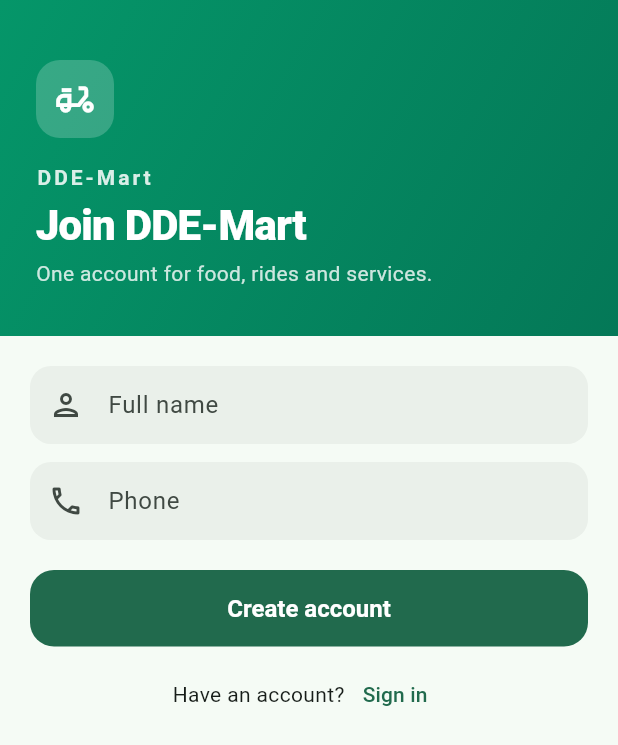
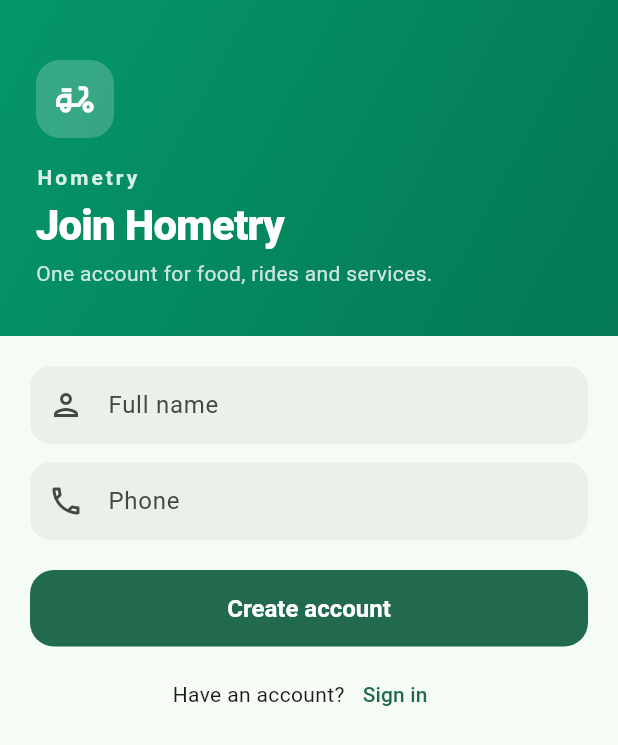
Before and after one commit to ddlist/DDE-MART-Customer-app, a Flutter app: the RegisterScreen screen opened by its route, on a phone screen of 412 x 824 dp. Shown: the top 745 px of the screen. Run offline on Flutter 3.47's test engine with Material 3 defaults, Android fonts, the phone set to English and light mode, and no system bars; our stand-ins replace dio, firebase_core, firebase_messaging, flutter_local_notifications, flutter_riverpod, flutter_secure_storage and 4 more; accounts and stored records are empty; network calls fail.

Commit message:
hometry rebrand + live API default + release signing

```diff
--- a/lib/core/config.dart
+++ b/lib/core/config.dart
@@ -8,11 +8,11 @@
 class AppConfig {
   static const apiBaseUrl = String.fromEnvironment(
     'API_BASE_URL',
-    defaultValue: 'http://dde-mart-admin.test/api/v1',
+    defaultValue: 'https://admin.hometry.in/api/v1',
   );
 
   /// Audience checked against GET /app-config min_versions.
   static const audience = 'customer';
 
-  static const appName = 'DDE-Mart';
+  static const appName = 'Hometry';
 }
--- a/lib/core/push.dart
+++ b/lib/core/push.dart
@@ -67,7 +67,7 @@ class PushService {
 
     const channel = AndroidNotificationChannel(
       'dde_customer',
-      'DDE-Mart updates',
+      'Hometry updates',
       importance: Importance.high,
     );
     final local = FlutterLocalNotificationsPlugin();
--- a/lib/features/account/profile_screen.dart
+++ b/lib/features/account/profile_screen.dart
@@ -145,7 +145,7 @@ class _ProfileScreenState extends ConsumerState<ProfileScreen> {
   Future<void> _shareApp() async {
     await Clipboard.setData(const ClipboardData(
         text:
-            'Order food, parcels, rides and services on DDE-Mart: https://play.google.com/store/apps/details?id=com.ddemart.dde_customer'));
+            'Order food, parcels, rides and services on Hometry: https://play.google.com/store/apps/details?id=com.ddemart.dde_customer'));
     if (mounted) {
       ScaffoldMessenger.of(context).showSnackBar(
         const SnackBar(content: Text('App link copied.')),
--- a/lib/features/auth/account_screens.dart
+++ b/lib/features/auth/account_screens.dart
@@ -55,7 +55,7 @@ class _RegisterScreenState extends ConsumerState<RegisterScreen> {
           padding: EdgeInsets.zero,
           children: [
             const AuthHeader(
-              title: 'Join DDE-Mart',
+              title: 'Join Hometry',
               subtitle: 'One account for food, rides and services.',
             ),
             Padding(
--- a/lib/features/auth/auth_chrome.dart
+++ b/lib/features/auth/auth_chrome.dart
@@ -39,7 +39,7 @@ class AuthHeader extends StatelessWidget {
           ),
           const SizedBox(height: 16),
           Text(
-            'DDE-Mart',
+            'Hometry',
             style: Theme.of(context).textTheme.labelLarge?.copyWith(
                   color: Colors.white.withValues(alpha: 0.85),
                   letterSpacing: 2,
--- a/lib/features/cart/cart_screens.dart
+++ b/lib/features/cart/cart_screens.dart
@@ -522,7 +522,7 @@ class _CheckoutScreenState extends ConsumerState<CheckoutScreen> {
                               const Icon(Icons.wallet_outlined),
                           title: const Text('Wallet balance'),
                           subtitle: const Text(
-                              'Instant debit from your DDE wallet'),
+                              'Instant debit from your Hometry wallet'),
                           value: 'wallet',
                         ),
                       ],
--- a/lib/features/home/home_screen.dart
+++ b/lib/features/home/home_screen.dart
@@ -69,7 +69,7 @@ class HomeScreen extends ConsumerWidget {
     final feed = ref.watch(homeFeedProvider);
     return Scaffold(
       appBar: AppBar(
-        title: const Text('DDE-Mart'),
+        title: const Text('Hometry'),
         actions: [
           IconButton(
             icon: const Icon(Icons.search_outlined),
--- a/lib/features/support/support.dart
+++ b/lib/features/support/support.dart
@@ -370,7 +370,7 @@ class _SosRaiseScreenState extends ConsumerState<SosRaiseScreen> {
       body: ListView(
         padding: const EdgeInsets.all(16),
         children: [
-          const Text('Sends your location to DDE-Mart safety staff.'),
+          const Text('Sends your location to Hometry safety staff.'),
           const SizedBox(height: 8),
           OutlinedButton.icon(
             icon: const Icon(Icons.my_location_outlined),
--- a/lib/main.dart
+++ b/lib/main.dart
@@ -21,7 +21,7 @@ class DdeCustomerApp extends ConsumerWidget {
     ref.watch(pushSyncProvider);
 
     return MaterialApp.router(
-      title: 'DDE-Mart',
+      title: 'Hometry',
       debugShowCheckedModeBanner: false,
       theme: DdeTheme.light(),
       darkTheme: DdeTheme.dark(),
--- a/lib/router.dart
+++ b/lib/router.dart
@@ -346,7 +346,7 @@ class MaintenanceScreen extends ConsumerWidget {
             children: [
               const Icon(Icons.construction_outlined, size: 64),
               const SizedBox(height: 16),
-              const Text('DDE-Mart is under maintenance', textAlign: TextAlign.center),
+              const Text('Hometry is under maintenance', textAlign: TextAlign.center),
               const SizedBox(height: 16),
               FilledButton(
                 onPressed: () => ref.invalidate(launchGateProvider),
@@ -375,7 +375,7 @@ class UpdateScreen extends StatelessWidget {
               Icon(Icons.system_update_outlined, size: 64),
               SizedBox(height: 16),
               Text(
-                'Please update DDE-Mart to continue.',
+                'Please update Hometry to continue.',
                 textAlign: TextAlign.center,
               ),
             ],
```
Also changed, not shown: 5 other files.
